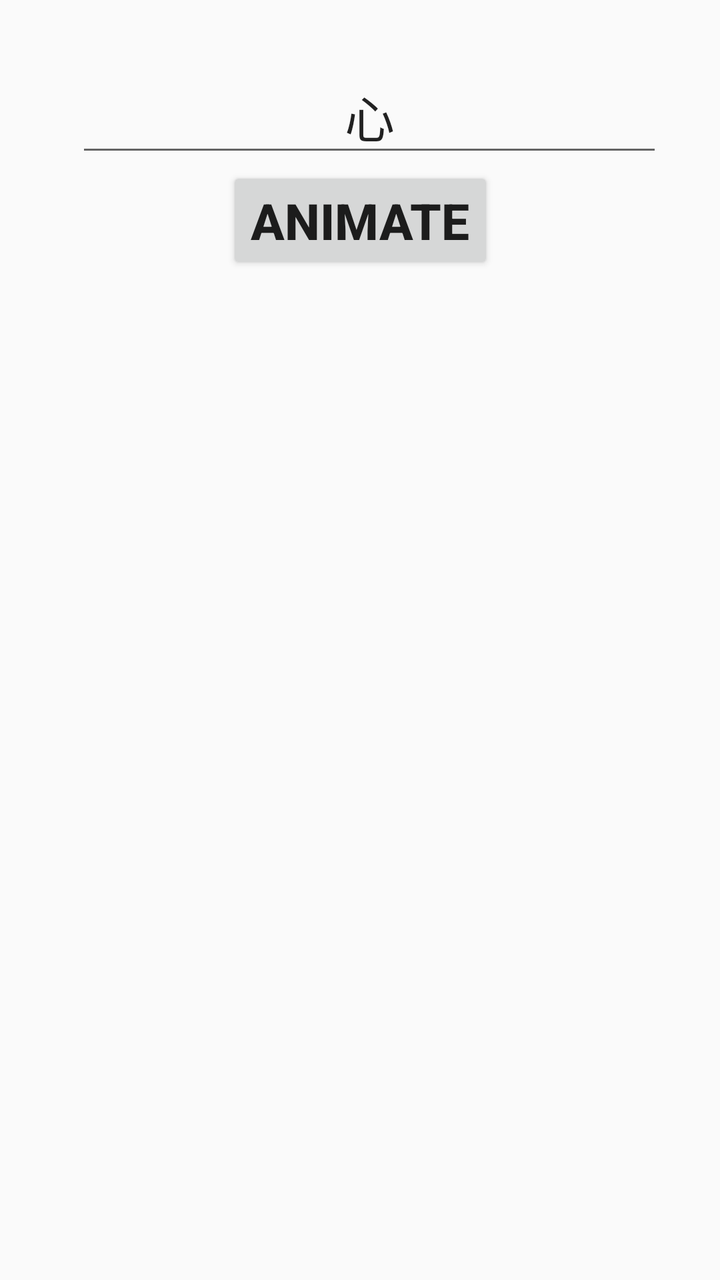
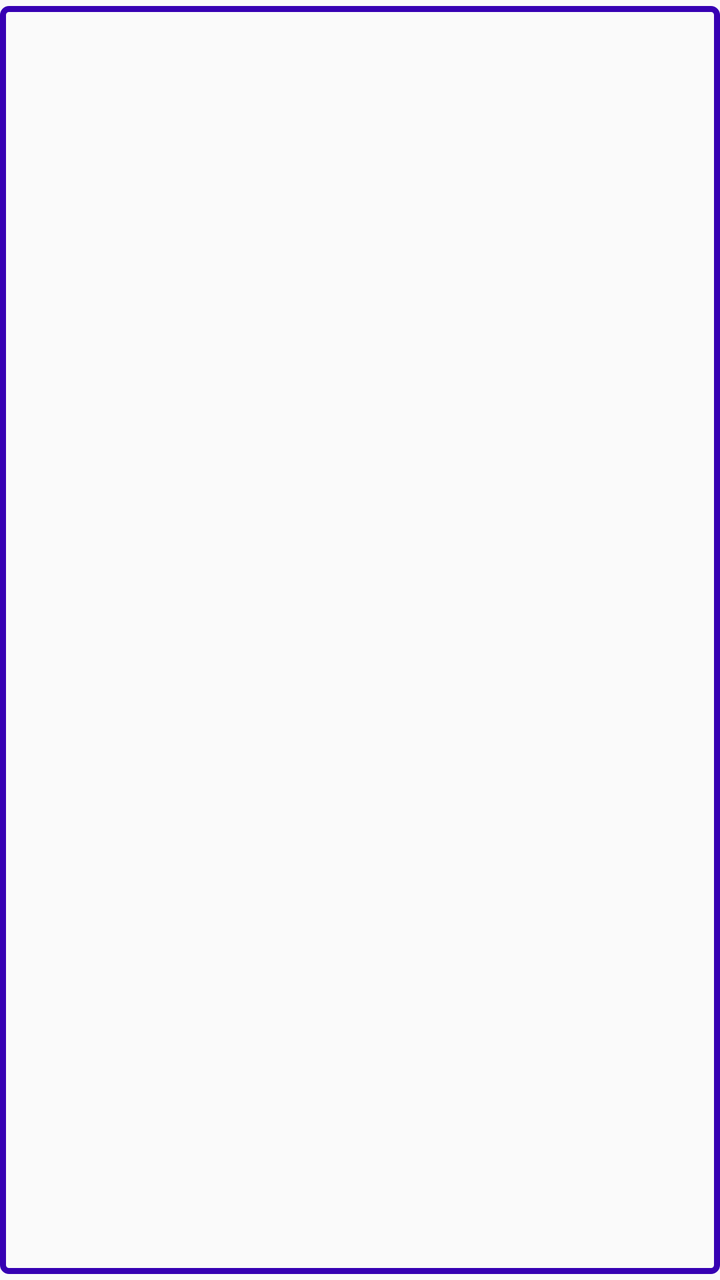

An Android layout rendered at two revisions. The XML below is the earlier revision; the diff shows what the commit changed to produce the second picture.
<!-- AndroidManifest.xml: application theme AppTheme -->
<!-- res/layout/activity_main.xml -->
<?xml version="1.0" encoding="utf-8"?>
<androidx.constraintlayout.widget.ConstraintLayout xmlns:android="http://schemas.android.com/apk/res/android"
    xmlns:app="http://schemas.android.com/apk/res-auto"
    xmlns:tools="http://schemas.android.com/tools"
    android:layout_width="match_parent"
    android:layout_height="match_parent"
    tools:context=".MainActivity">


    <EditText
        android:id="@+id/renderChar_TXT"
        android:layout_width="wrap_content"
        android:layout_height="wrap_content"
        android:layout_marginTop="30dp"
        android:ems="10"
        android:textSize="25sp"
        android:gravity="center|center_horizontal|center_vertical"
        android:text="心"
        android:hint="Enter 1 char here"
        android:inputType=""
        app:layout_constraintHorizontal_bias="0.572"
        app:layout_constraintLeft_toLeftOf="parent"
        app:layout_constraintRight_toRightOf="parent"
        app:layout_constraintTop_toTopOf="parent" />

    <Button
        android:id="@+id/animate_char_button"
        android:layout_width="wrap_content"
        android:layout_height="wrap_content"
        android:text="animate"
        android:textAlignment="center"
        android:textSize="25sp"
        android:textStyle="bold"
        app:layout_constraintLeft_toLeftOf="parent"
        app:layout_constraintRight_toRightOf="parent"
        app:layout_constraintTop_toBottomOf="@id/renderChar_TXT" />

</androidx.constraintlayout.widget.ConstraintLayout>
<!-- resources referenced by this layout -->
<resources>
  <style name="AppTheme" parent="Theme.AppCompat.Light.DarkActionBar">
          
          <item name="colorPrimary">@color/colorPrimary</item>
          <item name="colorPrimaryDark">@color/colorPrimaryDark</item>
          <item name="colorAccent">@color/colorAccent</item>
      </style>
  <color name="colorPrimary">#6200EE</color>
  <color name="colorPrimaryDark">#3700B3</color>
  <color name="colorAccent">#03DAC5</color>
</resources>

<!-- the commit's change to res/layout/activity_main.xml (unified diff, before → after) -->
@@ -6,33 +6,20 @@
     android:layout_height="match_parent"
     tools:context=".MainActivity">
 
-
-    <EditText
-        android:id="@+id/renderChar_TXT"
-        android:layout_width="wrap_content"
-        android:layout_height="wrap_content"
-        android:layout_marginTop="30dp"
-        android:ems="10"
-        android:textSize="25sp"
-        android:gravity="center|center_horizontal|center_vertical"
-        android:text="心"
-        android:hint="Enter 1 char here"
-        android:inputType=""
-        app:layout_constraintHorizontal_bias="0.572"
-        app:layout_constraintLeft_toLeftOf="parent"
-        app:layout_constraintRight_toRightOf="parent"
+    <GridView
+        android:id="@+id/animate_select_grid"
+        android:layout_width="0dp"
+        android:layout_height="0dp"
+        android:layout_marginTop="3dp"
+        android:layout_marginBottom="3dp"
+        android:background="@drawable/border_bg"
+        android:horizontalSpacing="10dp"
+        android:numColumns="auto_fit"
+        android:verticalSpacing="10dp"
+        android:padding="6dp"
+        app:layout_constraintBottom_toBottomOf="parent"
+        app:layout_constraintEnd_toEndOf="parent"
+        app:layout_constraintStart_toStartOf="parent"
         app:layout_constraintTop_toTopOf="parent" />
 
-    <Button
-        android:id="@+id/animate_char_button"
-        android:layout_width="wrap_content"
-        android:layout_height="wrap_content"
-        android:text="animate"
-        android:textAlignment="center"
-        android:textSize="25sp"
-        android:textStyle="bold"
-        app:layout_constraintLeft_toLeftOf="parent"
-        app:layout_constraintRight_toRightOf="parent"
-        app:layout_constraintTop_toBottomOf="@id/renderChar_TXT" />
-
 </androidx.constraintlayout.widget.ConstraintLayout>
<!-- resource entries referenced after the edit -->
@@ -1,5 +1,21 @@
 <!-- resources referenced by this layout -->
 <resources>
+  <!-- drawable border_bg (drawable) -->
+  <?xml version="1.0" encoding="utf-8"?>
+  <shape xmlns:android="http://schemas.android.com/apk/res/android" >
+            <solid android:color="@android:color/transparent" />
+            <stroke
+                android:width="3dp"
+                android:color="@color/colorPrimaryDark"
+                />
+            <corners android:radius="3dp" />
+            <padding
+                android:left="2dp"
+                android:top="2dp"
+                android:right="2dp"
+                android:bottom="2dp"
+                />
+        </shape>
   <style name="AppTheme" parent="Theme.AppCompat.Light.DarkActionBar">
           
           <item name="colorPrimary">@color/colorPrimary</item>
